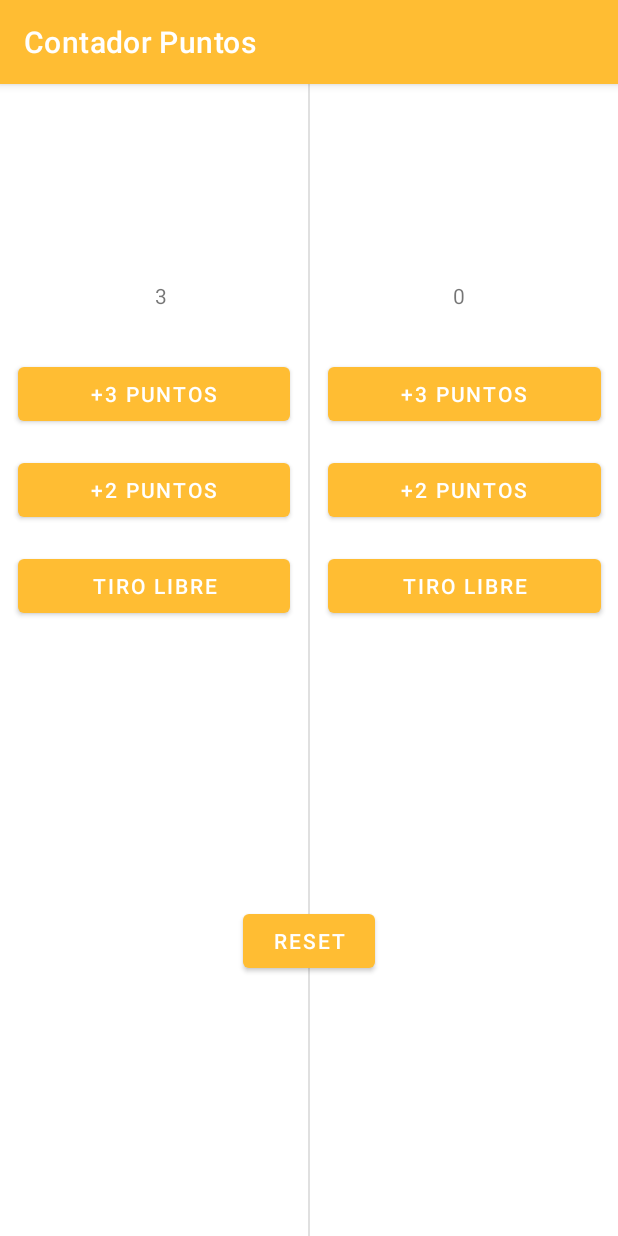
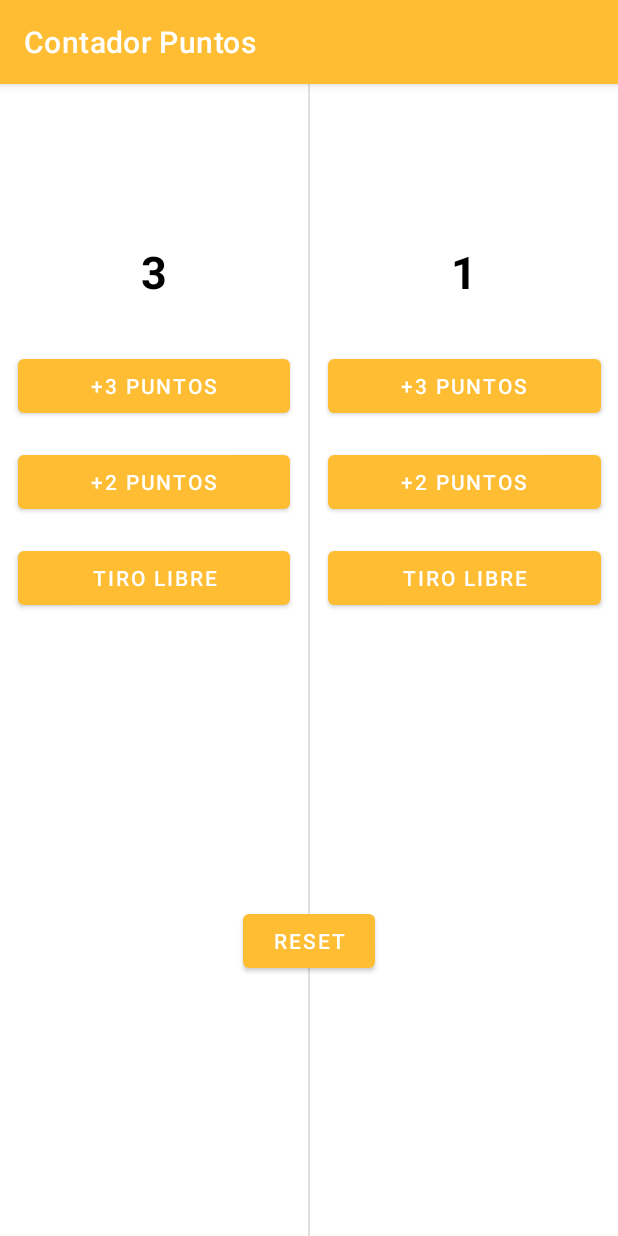
Before and after one commit to nervi0s/ContadorPuntos, an Android app: the CounterActivity screen opened directly, with no data from a screen before it, after a tap on "+3 PUNTOS", on a phone screen of 412 x 824 dp. Run offline under Robolectric (Android 15) with nearby library versions, the phone set to English and light mode, and no system bars; 1 other tap on this screen came first.

Commit message:
Changes in layout.

```diff
--- a/app/src/main/java/com/nervi/contadorpuntos/CounterActivity.java
+++ b/app/src/main/java/com/nervi/contadorpuntos/CounterActivity.java
@@ -5,7 +5,6 @@ import androidx.lifecycle.ViewModelProvider;
 
 import android.content.Intent;
 import android.os.Bundle;
-import android.util.Log;
 import android.view.View;
 import android.widget.Button;
 import android.widget.TextView;
@@ -14,11 +13,8 @@ public class CounterActivity extends AppCompatActivity {
 
     private ViewModelCounterActivity viewModel;
 
-    private TextView team1Name;
-    private TextView team2Name;
     private TextView team1Score;
     private TextView team2Score;
-
     private Button button3pTeam1, button3pTeam2, button2pTeam1, button2pTeam2, button1pTeam1, button1pTeam2;
 
     @Override
@@ -31,8 +27,8 @@ public class CounterActivity extends AppCompatActivity {
         // Get intent from "main" activity
         Intent intent = getIntent();
         // Linking Widgets (Views)
-        team1Name = findViewById(R.id.textViewE1);
-        team2Name = findViewById(R.id.textViewE2);
+        TextView team1Name = findViewById(R.id.textViewE1);
+        TextView team2Name = findViewById(R.id.textViewE2);
         team1Score = findViewById(R.id.textViewSc1);
         team2Score = findViewById(R.id.textViewSc2);
 
@@ -42,43 +38,35 @@ public class CounterActivity extends AppCompatActivity {
         button2pTeam2 = findViewById(R.id.button2pT2);
         button1pTeam1 = findViewById(R.id.button1pT1);
         button1pTeam2 = findViewById(R.id.button1pT2);
-        // Test (Maybe ok)
+        // Set teams names to TextViews (Maybe ok on window orientation changes, without passing values to ViewModel)
         team1Name.setText(intent.getStringExtra(MainActivity.TEAM1_NAME));
         team2Name.setText(intent.getStringExtra(MainActivity.TEAM2_NAME));
-        // Test 2
+        // Set teams scores to TextsViews
         team1Score.setText(String.valueOf(viewModel.getTeam1Score()));
         team2Score.setText(String.valueOf(viewModel.getTeam2Score()));
     }
 
     public void increaseScore(View v) {
         int idButton = v.getId();
-        switch (idButton) {
-            case R.id.button3pT1:
+
+        if (idButton == button3pTeam1.getId()) {
             viewModel.setTeam1Score(viewModel.getTeam1Score() + 3);
             team1Score.setText(String.valueOf(viewModel.getTeam1Score()));
-                break;
-            case R.id.button3pT2:
+        } else if (idButton == button3pTeam2.getId()) {
             viewModel.setTeam2Score(viewModel.getTeam2Score() + 3);
             team2Score.setText(String.valueOf(viewModel.getTeam2Score()));
-                break;
-            case R.id.button2pT1:
+        } else if (idButton == button2pTeam1.getId()) {
             viewModel.setTeam1Score(viewModel.getTeam1Score() + 2);
             team1Score.setText(String.valueOf(viewModel.getTeam1Score()));
-                break;
-            case R.id.button2pT2:
+        } else if (idButton == button2pTeam2.getId()) {
             viewModel.setTeam2Score(viewModel.getTeam2Score() + 2);
             team2Score.setText(String.valueOf(viewModel.getTeam2Score()));
-                break;
-            case R.id.button1pT1:
+        } else if (idButton == button1pTeam1.getId()) {
             viewModel.setTeam1Score(viewModel.getTeam1Score() + 1);
             team1Score.setText(String.valueOf(viewModel.getTeam1Score()));
-                break;
-            case R.id.button1pT2:
-                viewModel.setTeam1Score(viewModel.getTeam2Score() + 1);
+        } else if (idButton == button1pTeam2.getId()) {
+            viewModel.setTeam2Score(viewModel.getTeam2Score() + 1);
             team2Score.setText(String.valueOf(viewModel.getTeam2Score()));
-                break;
-        }
-
-
         }
     }
+}
--- a/app/src/main/java/com/nervi/contadorpuntos/ViewModelCounterActivity.java
+++ b/app/src/main/java/com/nervi/contadorpuntos/ViewModelCounterActivity.java
@@ -4,8 +4,6 @@ import androidx.lifecycle.ViewModel;
 
 public class ViewModelCounterActivity extends ViewModel {
 
-    private String team1Name;
-    private String team2Name;
     private int team1Score = 0;
     private int team2Score = 0;
 
@@ -20,9 +18,9 @@ public class ViewModelCounterActivity extends ViewModel {
     public void setTeam2Score(int score) {
         team2Score = score;
     }
+
     public int getTeam2Score() {
         return team2Score;
     }
 
-
 }
--- a/app/src/main/res/layout/activity_counter.xml
+++ b/app/src/main/res/layout/activity_counter.xml
@@ -20,9 +20,14 @@
         android:id="@+id/textViewSc1"
         android:layout_width="wrap_content"
         android:layout_height="wrap_content"
-        android:layout_marginTop="60dp"
+        android:layout_marginTop="32dp"
         android:text="@string/team1"
-        app:layout_constraintStart_toStartOf="@+id/textViewE1"
+        android:textAlignment="center"
+        android:textColor="@color/black"
+        android:textSize="30sp"
+        android:textStyle="bold"
+        app:layout_constraintEnd_toStartOf="@+id/divider3"
+        app:layout_constraintStart_toStartOf="parent"
         app:layout_constraintTop_toBottomOf="@+id/textViewE1" />
 
     <TextView
@@ -30,9 +35,11 @@
         android:layout_width="wrap_content"
         android:layout_height="wrap_content"
         android:layout_marginStart="16dp"
-        android:layout_marginTop="52dp"
+        android:layout_marginTop="40dp"
         android:layout_marginEnd="16dp"
         android:text="@string/name1"
+        android:textAlignment="center"
+        android:textSize="24sp"
         app:layout_constraintEnd_toStartOf="@+id/divider3"
         app:layout_constraintHorizontal_bias="0.504"
         app:layout_constraintStart_toStartOf="parent"
@@ -43,9 +50,11 @@
         android:layout_width="wrap_content"
         android:layout_height="wrap_content"
         android:layout_marginStart="16dp"
-        android:layout_marginTop="52dp"
+        android:layout_marginTop="40dp"
         android:layout_marginEnd="16dp"
         android:text="@string/name2"
+        android:textAlignment="center"
+        android:textSize="24sp"
         app:layout_constraintEnd_toEndOf="parent"
         app:layout_constraintHorizontal_bias="0.513"
         app:layout_constraintStart_toEndOf="@+id/divider3"
@@ -55,10 +64,14 @@
         android:id="@+id/textViewSc2"
         android:layout_width="wrap_content"
         android:layout_height="wrap_content"
-        android:layout_marginTop="60dp"
-        android:layout_marginEnd="1dp"
+        android:layout_marginTop="32dp"
         android:text="@string/team2"
-        app:layout_constraintEnd_toEndOf="@+id/textViewE2"
+        android:textAlignment="center"
+        android:textColor="@color/black"
+        android:textSize="30sp"
+        android:textStyle="bold"
+        app:layout_constraintEnd_toEndOf="parent"
+        app:layout_constraintStart_toEndOf="@+id/divider3"
         app:layout_constraintTop_toBottomOf="@+id/textViewE2" />
 
     <Button
@@ -68,6 +81,7 @@
         android:layout_marginStart="16dp"
         android:layout_marginTop="16dp"
         android:layout_marginEnd="16dp"
+        android:onClick="increaseScore"
         android:text="@string/up1p"
         app:layout_constraintEnd_toEndOf="parent"
         app:layout_constraintStart_toEndOf="@+id/divider3"
@@ -93,6 +107,7 @@
         android:layout_marginStart="16dp"
         android:layout_marginTop="16dp"
         android:layout_marginEnd="16dp"
+        android:onClick="increaseScore"
         android:text="@string/up2p"
         app:layout_constraintEnd_toStartOf="@+id/divider3"
         app:layout_constraintStart_toStartOf="parent"
@@ -105,6 +120,7 @@
         android:layout_marginStart="16dp"
         android:layout_marginTop="16dp"
         android:layout_marginEnd="16dp"
+        android:onClick="increaseScore"
         android:text="@string/up1p"
         app:layout_constraintEnd_toStartOf="@+id/divider3"
         app:layout_constraintStart_toStartOf="parent"
@@ -117,6 +133,7 @@
         android:layout_marginStart="16dp"
         android:layout_marginTop="32dp"
         android:layout_marginEnd="16dp"
+        android:onClick="increaseScore"
         android:text="@string/up3p"
         app:layout_constraintEnd_toEndOf="parent"
         app:layout_constraintStart_toEndOf="@+id/divider3"
@@ -129,6 +146,7 @@
         android:layout_marginStart="16dp"
         android:layout_marginTop="16dp"
         android:layout_marginEnd="16dp"
+        android:onClick="increaseScore"
         android:text="@string/up2p"
         app:layout_constraintEnd_toEndOf="parent"
         app:layout_constraintStart_toEndOf="@+id/divider3"
```
Lines whose indentation alone changed are shown as unchanged.
